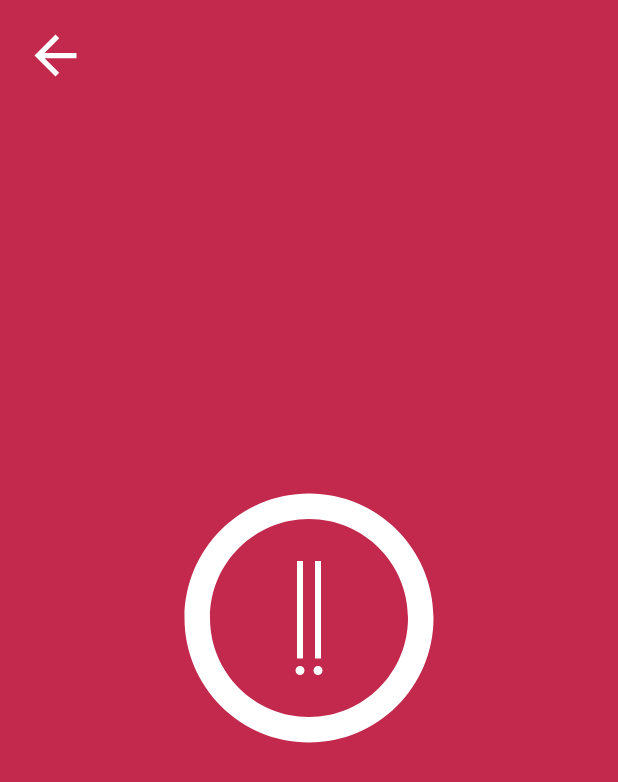
After one commit to rigo-ptz/DoorsApp, an Android app: the FailActivity screen opened directly, with no data from a screen before it, on a phone screen of 412 x 824 dp. The commit adds this screen. Shown: the top 782 px of the screen. Run offline under Robolectric (Android 15) with nearby library versions, the phone set to English and light mode, and no system bars; our stand-ins replace RxJava, data binding; 1 statement that could not run was skipped.

Commit message:
Add fail and success activities

```diff
--- /dev/null
+++ b/app/src/main/kotlin/com/jollypanda/petrsudoors/ui/result/FailActivity.kt
@@ -0,0 +1,32 @@
+package com.jollypanda.petrsudoors.ui.result
+
+import android.content.Context
+import android.content.Intent
+import android.os.Bundle
+import com.jollypanda.petrsudoors.R
+import com.jollypanda.petrsudoors.databinding.ActivityFailBinding
+import com.jollypanda.petrsudoors.ui.common.BaseActivity
+
+/**
+ * @author Yamushev Igor
+ * @since  01.04.18
+ */
+class FailActivity : BaseActivity<ActivityFailBinding>() {
+
+    override val layout: Int = R.layout.activity_fail
+
+    override fun onCreate(savedInstanceState: Bundle?) {
+        super.onCreate(savedInstanceState)
+        binding.view = this
+        binding.failReason = intent.getStringExtra(EXTRA_FAIL_REASON)
+    }
+
+    companion object {
+        private val EXTRA_FAIL_REASON = "extra_fail_reason"
+
+        fun getStartIntent(context: Context, failReason: String) =
+                Intent(context, FailActivity::class.java).apply {
+                    putExtra(EXTRA_FAIL_REASON, failReason)
+                }
+    }
+}
--- /dev/null
+++ b/app/src/main/res/drawable/ic_back.xml
@@ -0,0 +1,5 @@
+<vector android:height="42dp" android:tint="#FFFFFF"
+    android:viewportHeight="24.0" android:viewportWidth="24.0"
+    android:width="42dp" xmlns:android="http://schemas.android.com/apk/res/android">
+    <path android:fillColor="#FF000000" android:pathData="M20,11H7.83l5.59,-5.59L12,4l-8,8 8,8 1.41,-1.41L7.83,13H20v-2z"/>
+</vector>
--- /dev/null
+++ b/app/src/main/res/drawable/ic_fail.xml
@@ -0,0 +1,57 @@
+<?xml version="1.0" encoding="utf-8"?>
+<vector xmlns:android="http://schemas.android.com/apk/res/android"
+        android:viewportWidth="172"
+        android:viewportHeight="172"
+        android:width="172dp"
+        android:height="172dp">
+    <group
+        android:translateX="-1527"
+        android:translateY="694">
+        <group
+            android:translateX="1535"
+            android:translateY="-686">
+            <path
+                android:pathData="M151 78c0 40.317 -32.683 73 -73 73l0 10c45.84 0 83 -37.16 83 -83l-10 0zM78 151C37.6832 151 5 118.317 5 78l-10 0c0 45.84 37.1604 83 83 83l0 -10zM5 78C5 37.6832 37.6832 5 78 5L78 -5C32.1604 -5 -5 32.1604 -5 78L5 78ZM78 5c40.317 0 73 32.6832 73 73l10 0C161 32.1604 123.84 -5 78 -5l0 10z"
+                android:fillColor="#ffffff" />
+        </group>
+        <group
+            android:translateX="1543"
+            android:translateY="-678">
+            <path
+                android:pathData="M136 70c0 36.451 -29.549 66 -66 66l0 8c40.869 0 74 -33.131 74 -74l-8 0zM70 136C33.5492 136 4 106.451 4 70l-8 0c0 40.869 33.1309 74 74 74l0 -8zM4 70C4 33.5492 33.5492 4 70 4l0 -8C29.1309 -4 -4 29.1309 -4 70l8 0zM70 4c36.451 0 66 29.5492 66 66l8 0C144 29.1309 110.869 -4 70 -4l0 8z"
+                android:fillColor="#ffffff" />
+        </group>
+        <group
+            android:rotation="-90"
+            android:scaleX="-1"
+            android:translateX="1609"
+            android:translateY="-646">
+            <path
+                android:pathData="M0 0L65 0 65 -4 0 -4 0 0Z"
+                android:fillColor="#ffffff" />
+        </group>
+        <group
+            android:translateX="1604"
+            android:translateY="-576">
+            <path
+                android:pathData="M6 3C6 4.65685 4.65685 6 3 6 1.34315 6 0 4.65685 0 3 0 1.34315 1.34315 0 3 0 4.65685 0 6 1.34315 6 3Z"
+                android:fillColor="#ffffff" />
+        </group>
+        <group
+            android:rotation="-90"
+            android:scaleX="-1"
+            android:translateX="1621"
+            android:translateY="-646">
+            <path
+                android:pathData="M0 0L65 0 65 -4 0 -4 0 0Z"
+                android:fillColor="#ffffff" />
+        </group>
+        <group
+            android:translateX="1616"
+            android:translateY="-576">
+            <path
+                android:pathData="M6 3C6 4.65685 4.65685 6 3 6 1.34315 6 0 4.65685 0 3 0 1.34315 1.34315 0 3 0 4.65685 0 6 1.34315 6 3Z"
+                android:fillColor="#ffffff" />
+        </group>
+    </group>
+</vector>
--- /dev/null
+++ b/app/src/main/res/layout/activity_fail.xml
@@ -0,0 +1,51 @@
+<?xml version="1.0" encoding="utf-8"?>
+<layout
+    xmlns:android="http://schemas.android.com/apk/res/android"
+    xmlns:app="http://schemas.android.com/apk/res-auto"
+    xmlns:tools="http://schemas.android.com/tools">
+    <data>
+        <variable name="view" type="com.jollypanda.petrsudoors.ui.result.FailActivity"/>
+        <variable name="failReason" type="String"/>
+    </data>
+
+    <android.support.constraint.ConstraintLayout
+        android:layout_width="match_parent"
+        android:layout_height="match_parent"
+        android:background="@color/colorFail">
+        <ImageView
+            android:layout_width="wrap_content"
+            android:layout_height="wrap_content"
+            android:layout_marginTop="@dimen/dp16"
+            android:layout_marginStart="@dimen/dp16"
+            app:layout_constraintTop_toTopOf="parent"
+            app:layout_constraintStart_toStartOf="parent"
+            app:srcCompat="@drawable/ic_back"
+            android:onClick="@{() -> view.finish()}"/>
+
+        <ImageView
+            android:id="@+id/ivFail"
+            android:layout_width="wrap_content"
+            android:layout_height="wrap_content"
+            app:layout_constraintTop_toTopOf="parent"
+            app:layout_constraintBottom_toBottomOf="parent"
+            app:layout_constraintStart_toStartOf="parent"
+            app:layout_constraintEnd_toEndOf="parent"
+            app:srcCompat="@drawable/ic_fail"/>
+
+        <TextView
+            android:id="@+id/tvFailReason"
+            android:layout_width="0dp"
+            android:layout_height="wrap_content"
+            android:layout_marginTop="@dimen/dp32"
+            android:layout_marginStart="@dimen/dp32"
+            android:layout_marginEnd="@dimen/dp32"
+            app:layout_constraintTop_toBottomOf="@+id/ivFail"
+            app:layout_constraintStart_toStartOf="parent"
+            app:layout_constraintEnd_toEndOf="parent"
+            android:textColor="@android:color/white"
+            android:textSize="@dimen/sp18"
+            android:gravity="center"
+            android:text="@{binding.failReason}"
+            tools:text="Ключа нет на вахте"/>
+    </android.support.constraint.ConstraintLayout>
+</layout>
--- a/app/src/main/res/values/colors.xml
+++ b/app/src/main/res/values/colors.xml
@@ -7,4 +7,6 @@
     <color name="colorHint">#f4f4f4</color>
     <color name="grey">#bcbcbc</color>
     <color name="colorControlNormal">#666061</color>
+
+    <color name="colorFail">#C2294D</color>
 </resources>
```
Also changed, not shown: app/src/main/AndroidManifest.xml (+8 -0 lines), app/src/main/kotlin/com/jollypanda/petrsudoors/ui/main/MainActivity.kt (+15 -7 lines), app/src/main/kotlin/com/jollypanda/petrsudoors/ui/result/SuccessActivity.kt (added, +20 -0 lines), app/src/main/res/drawable/ic_success.xml (added, +75 -0 lines), app/src/main/res/layout/activity_success.xml (added, +30 -0 lines).
